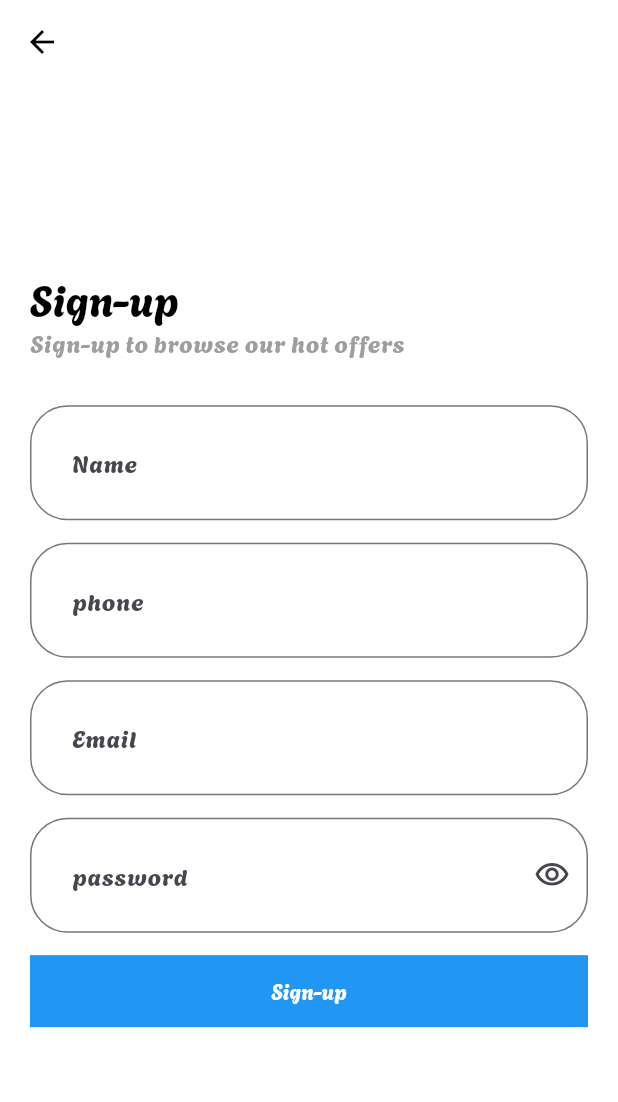
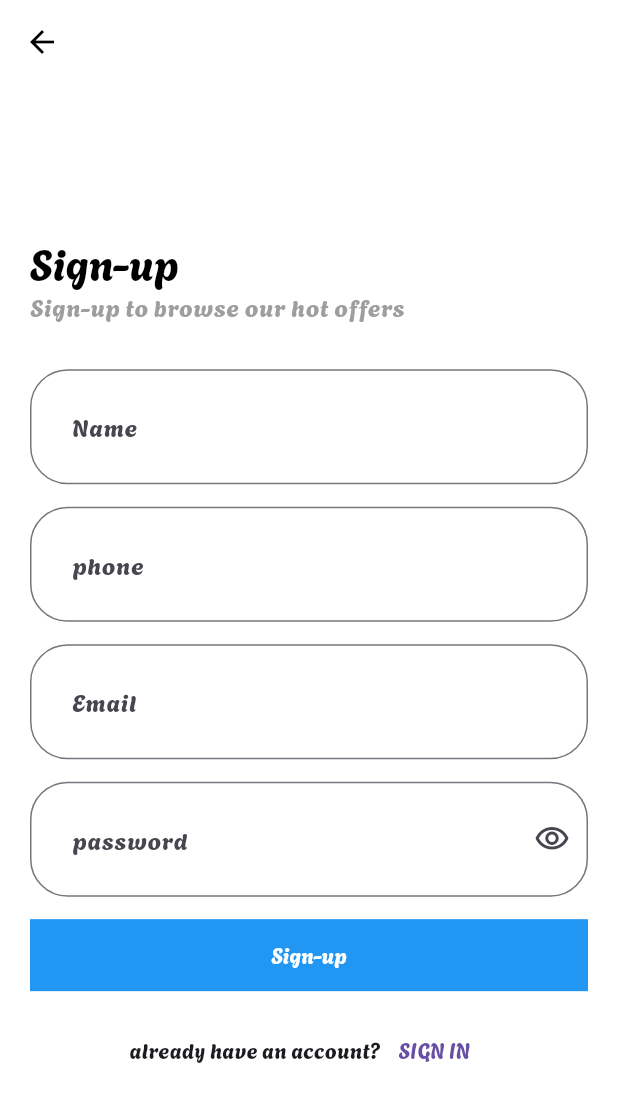
Before and after one commit to SamarAbdulaziz/shop_app, a Flutter app: the RegisterScreen screen opened directly, on a phone screen of 412 x 824 dp. Shown: the top 1102 px of the screen. Run offline on Flutter 3.47's test engine with Material 3 defaults, Android fonts, the phone set to English and light mode, and no system bars; our stand-ins replace bloc, carousel_slider, conditional_builder_null_safety, dio, flutter_bloc, fluttertoast and 2 more; accounts and stored records are empty; network calls fail.

Commit message:
almost done

```diff
--- a/lib/main.dart
+++ b/lib/main.dart
@@ -9,7 +9,7 @@ import 'package:shop_app/presentation/view/screens/login-screen.dart';
 import 'package:shop_app/presentation/view/screens/onBoarding_screen.dart';
 
 import 'presentation/manager/login_cubit/my_bloc_observer.dart';
-import 'presentation/manager/shop_cubit/cubit/cubit.dart';
+import 'presentation/manager/shop_cubit/cubit/shop_cubit.dart';
 
 void main() async {
   WidgetsFlutterBinding.ensureInitialized();
@@ -54,6 +54,7 @@ class MyApp extends StatelessWidget {
         ..getHomeFavorite()
         ..getUserData(),
       child: MaterialApp(
+        debugShowCheckedModeBanner: false,
         themeMode: ThemeMode.light,
         theme: lightTheme,
         home: startWidget, //OnBoardingScreen(),
--- /dev/null
+++ b/lib/presentation/manager/search_cubit/states.dart
@@ -0,0 +1,5 @@
+abstract class SearchStates{}
+class SearchInitialState extends SearchStates{}
+class SearchLoadingState extends SearchStates{}
+class SearchSuccessesState extends SearchStates{}
+class SearchErrorState extends SearchStates{}
--- a/lib/presentation/view/screens/cat_screen.dart
+++ b/lib/presentation/view/screens/cat_screen.dart
@@ -1,7 +1,7 @@
 import 'package:conditional_builder_null_safety/conditional_builder_null_safety.dart';
 import 'package:flutter/material.dart';
 import 'package:flutter_bloc/flutter_bloc.dart';
-import 'package:shop_app/presentation/manager/shop_cubit/cubit/cubit.dart';
+import 'package:shop_app/presentation/manager/shop_cubit/cubit/shop_cubit.dart';
 import 'package:shop_app/presentation/manager/shop_cubit/cubit/states.dart';
 import 'package:shop_app/presentation/view/widgets/categories/cat_widget.dart';
 
--- a/lib/presentation/view/screens/fav_screen.dart
+++ b/lib/presentation/view/screens/fav_screen.dart
@@ -1,7 +1,7 @@
 import 'package:conditional_builder_null_safety/conditional_builder_null_safety.dart';
 import 'package:flutter/material.dart';
 import 'package:flutter_bloc/flutter_bloc.dart';
-import 'package:shop_app/presentation/manager/shop_cubit/cubit/cubit.dart';
+import 'package:shop_app/presentation/manager/shop_cubit/cubit/shop_cubit.dart';
 
 import '../../manager/shop_cubit/cubit/states.dart';
 import '../widgets/favorites/fav_widget.dart';
--- a/lib/presentation/view/screens/product_screen.dart
+++ b/lib/presentation/view/screens/product_screen.dart
@@ -1,7 +1,7 @@
 import 'package:conditional_builder_null_safety/conditional_builder_null_safety.dart';
 import 'package:flutter/material.dart';
 import 'package:flutter_bloc/flutter_bloc.dart';
-import 'package:shop_app/presentation/manager/shop_cubit/cubit/cubit.dart';
+import 'package:shop_app/presentation/manager/shop_cubit/cubit/shop_cubit.dart';
 import 'package:shop_app/presentation/manager/shop_cubit/cubit/states.dart';
 
 import '../widgets/home/product_widget.dart';
--- a/lib/presentation/view/screens/register_screen.dart
+++ b/lib/presentation/view/screens/register_screen.dart
@@ -4,9 +4,10 @@ import 'package:flutter_bloc/flutter_bloc.dart';
 import 'package:shop_app/core/components.dart';
 import 'package:shop_app/core/constatnt.dart';
 import 'package:shop_app/data/local_data_source/cache_helper.dart';
-import 'package:shop_app/presentation/manager/register_cubit/cubit.dart';
+import 'package:shop_app/presentation/manager/register_cubit/register_cubit.dart';
 import 'package:shop_app/presentation/manager/register_cubit/states.dart';
 import 'package:shop_app/presentation/view/screens/home_screen.dart';
+import 'package:shop_app/presentation/view/screens/login-screen.dart';
 import 'package:shop_app/presentation/view/widgets/custom_widget/custom_auth_button.dart';
 import 'package:shop_app/presentation/view/widgets/custom_widget/custom_textformfield_widget.dart';
 
@@ -147,7 +148,7 @@ class RegisterScreen extends StatelessWidget {
                       onTap: () {
                         cubit.changPasswordVisibility();
                       },
-                      visableIcon: cubit.suffix,
+                      visibleIcon: cubit.suffix,
                     ),
 
                     const SizedBox(
@@ -179,6 +180,23 @@ class RegisterScreen extends StatelessWidget {
                     const SizedBox(
                       height: 15,
                     ),
+                    Row(
+                      mainAxisAlignment: MainAxisAlignment.center,
+                      children: [
+                        const Text(
+                          'already have an account?',
+                        ),
+                        defaultTextButton(
+                          function: () {
+                            navigateAndFinish(
+                              context,
+                              LoginScreen(),
+                            );
+                          },
+                          text: 'Sign in',
+                        ),
+                      ],
+                    ),
                   ],
                 ),
               ),
--- a/lib/presentation/view/widgets/Auth/login_widget.dart
+++ b/lib/presentation/view/widgets/Auth/login_widget.dart
@@ -1,7 +1,7 @@
 // import 'package:flutter/cupertino.dart';
 // import 'package:flutter/material.dart';
 // import 'package:flutter_bloc/flutter_bloc.dart';
-// import 'package:iiii/controller/Auth/cubit/cubit.dart';
+// import 'package:iiii/controller/Auth/cubit/register_cubit.dart';
 // import 'package:iiii/controller/Auth/cubit/states.dart';
 // import 'package:iiii/view/screen/register_screen.dart';
 // import 'package:iiii/view/widget/custom_auth_button.dart';
--- a/lib/presentation/view/widgets/custom_widget/custom_textformfield_widget.dart
+++ b/lib/presentation/view/widgets/custom_widget/custom_textformfield_widget.dart
@@ -8,7 +8,7 @@ Widget defaultTextForm({
   hintText,
   dynamic type,
   msg,
-  dynamic visableIcon,
+  dynamic visibleIcon,
   bool passwd = false,
   ValueChanged<String>? onSubmitted,
   GestureTapCallback? onTap
@@ -25,13 +25,13 @@ Widget defaultTextForm({
       },
       decoration: InputDecoration(
         suffixIcon: InkWell(
-          child: Icon(visableIcon),
           onTap: onTap,
+          child: Icon(visibleIcon),
         ),
-        contentPadding: EdgeInsets.all(24),
-        border: new OutlineInputBorder(
-          borderRadius: new BorderRadius.circular(25.0),
-          borderSide: new BorderSide(),
+        contentPadding: const EdgeInsets.all(24),
+        border:  OutlineInputBorder(
+          borderRadius: BorderRadius.circular(25.0),
+          borderSide: const BorderSide(),
         ),
         label: Text("${labelText}"),
         prefix: Icon(icon),
--- a/lib/presentation/view/widgets/favorites/fav_widget.dart
+++ b/lib/presentation/view/widgets/favorites/fav_widget.dart
@@ -3,7 +3,7 @@ import 'package:flutter_bloc/flutter_bloc.dart';
 
 import '../../../../core/colors.dart';
 import '../../../../data/models/favorites/get_favorites_model.dart';
-import '../../../manager/shop_cubit/cubit/cubit.dart';
+import '../../../manager/shop_cubit/cubit/shop_cubit.dart';
 import '../../../manager/shop_cubit/cubit/states.dart';
 
 
--- a/lib/presentation/view/widgets/home/gride_view_widget.dart
+++ b/lib/presentation/view/widgets/home/gride_view_widget.dart
@@ -4,7 +4,7 @@ import 'package:shop_app/core/components.dart';
 
 import '../../../../core/colors.dart';
 import '../../../../data/models/home_model/home_model.dart';
-import '../../../manager/shop_cubit/cubit/cubit.dart';
+import '../../../manager/shop_cubit/cubit/shop_cubit.dart';
 import '../../../manager/shop_cubit/cubit/states.dart';
 
 class GridViewWidget extends StatelessWidget {
--- a/lib/presentation/view/widgets/setting_widget_update_user_data/profile_widget.dart
+++ b/lib/presentation/view/widgets/setting_widget_update_user_data/profile_widget.dart
@@ -3,7 +3,7 @@ import 'package:flutter/material.dart';
 import 'package:flutter_bloc/flutter_bloc.dart';
 import 'package:shop_app/core/components.dart';
 import 'package:shop_app/core/constatnt.dart';
-import 'package:shop_app/presentation/manager/shop_cubit/cubit/cubit.dart';
+import 'package:shop_app/presentation/manager/shop_cubit/cubit/shop_cubit.dart';
 import 'package:shop_app/presentation/manager/shop_cubit/cubit/states.dart';
 import 'package:shop_app/presentation/view/widgets/custom_widget/custom_auth_button.dart';
 import 'package:shop_app/presentation/view/widgets/custom_widget/custom_textformfield_widget.dart';
```
Also changed, not shown: lib/core/components.dart (+7 -1 lines), lib/presentation/manager/search_cubit/search_cubit.dart (added, +32 -0 lines), lib/presentation/manager/shop_cubit/cubit/shop_cubit.dart (renamed from lib/presentation/manager/shop_cubit/cubit/cubit.dart, +7 -13 lines), lib/presentation/view/screens/home_screen.dart (+8 -6 lines), lib/presentation/view/screens/search_screen.dart (+51 -54 lines), lib/presentation/view/screens/setting_screen.dart (+4 -14 lines), lib/presentation/view/widgets/search/search_widget.dart (+92 -9 lines), lib/presentation/manager/register_cubit/register_cubit.dart (renamed from lib/presentation/manager/register_cubit/cubit.dart).
